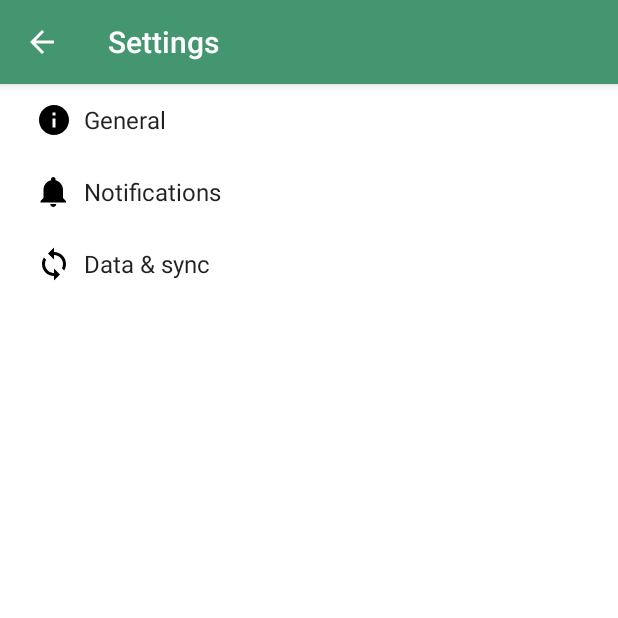
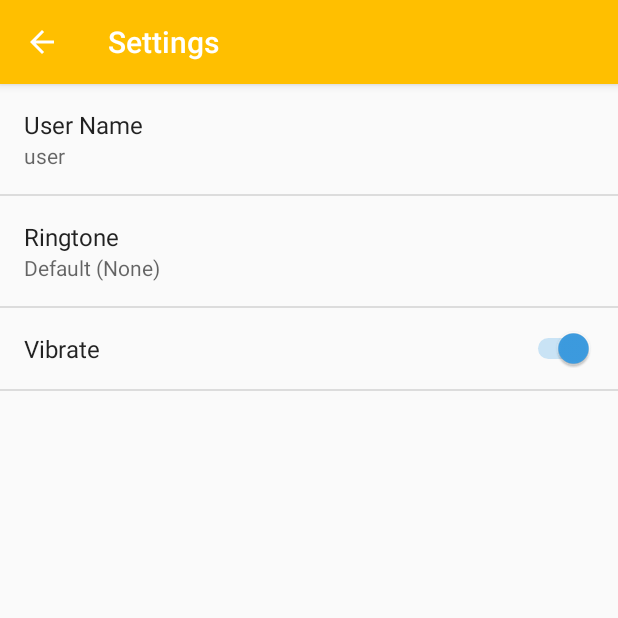
Before and after one commit to NicholasFlorian/Muck, an Android app: the screen it shows after launch (Settings), after a tap on "Settings", on a phone screen of 412 x 824 dp, the top half of it. Run offline under Robolectric (Android 15) with nearby library versions, the phone set to English and light mode, and no system bars.

Commit message:
5
SETTINGS ARE DONE BB

```diff
--- a/app/src/main/java/prayhard/muck/MishArrayAdapter.java
+++ b/app/src/main/java/prayhard/muck/MishArrayAdapter.java
@@ -37,6 +37,8 @@ public class MishArrayAdapter<T> extends ArrayAdapter {
 
     @Override
     public View getView(int position, View convertView, ViewGroup parent) {
+
+        //todo add bel logo
 
         //layout
         LayoutInflater inflater;
--- a/app/src/main/java/prayhard/muck/Settings.java
+++ b/app/src/main/java/prayhard/muck/Settings.java
@@ -18,6 +18,7 @@ import android.preference.PreferenceManager;
 import android.preference.RingtonePreference;
 import android.text.TextUtils;
 import android.view.MenuItem;
+import android.support.v4.app.NavUtils;
 
 import java.util.List;
 
@@ -34,11 +35,8 @@ import java.util.List;
  */
 public class Settings extends AppCompatPreferenceActivity {
 
-    /**
-     * A preference value change listener that updates the preference's summary
-     * to reflect its new value.
-     */
-    private static Preference.OnPreferenceChangeListener sBindPreferenceSummaryToValueListener = new Preference.OnPreferenceChangeListener() {
+    private static Preference.OnPreferenceChangeListener sBindPreferenceSummaryToValueListener = new Preference.OnPreferenceChangeListener()
+    {
         @Override
         public boolean onPreferenceChange(Preference preference, Object value) {
             String stringValue = value.toString();
@@ -86,14 +84,6 @@ public class Settings extends AppCompatPreferenceActivity {
         }
     };
 
-    /**
-     * Helper method to determine if the device has an extra-large screen. For
-     * example, 10" tablets are extra-large.
-     */
-    private static boolean isXLargeTablet(Context context) {
-        return (context.getResources().getConfiguration().screenLayout
-                & Configuration.SCREENLAYOUT_SIZE_MASK) >= Configuration.SCREENLAYOUT_SIZE_XLARGE;
-    }
 
     /**
      * Binds a preference's summary to its value. More specifically, when the
@@ -119,136 +109,38 @@ public class Settings extends AppCompatPreferenceActivity {
     @Override
     protected void onCreate(Bundle savedInstanceState) {
         super.onCreate(savedInstanceState);
-        setupActionBar();
+
+        getFragmentManager().beginTransaction().replace(android.R.id.content,
+                new MainPreferenceFragment()).commit();
     }
 
-    /**
-     * Set up the {@link android.app.ActionBar}, if the API is available.
-     */
-    private void setupActionBar() {
-        ActionBar actionBar = getSupportActionBar();
-        if (actionBar != null) {
-            // Show the Up button in the action bar.
-            actionBar.setDisplayHomeAsUpEnabled(true);
-        }
-    }
 
     /**
-     * {@inheritDoc}
-     */
-    @Override
-    public boolean onIsMultiPane() {
-        return isXLargeTablet(this);
-    }
-
-    /**
-     * {@inheritDoc}
-     */
-    @Override
-    @TargetApi(Build.VERSION_CODES.HONEYCOMB)
-    public void onBuildHeaders(List<Header> target) {
-        loadHeadersFromResource(R.xml.pref_headers, target);
-    }
-
-    /**
-     * This method stops fragment injection in malicious applications.
-     * Make sure to deny any unknown fragments here.
-     */
-    protected boolean isValidFragment(String fragmentName) {
-        return PreferenceFragment.class.getName().equals(fragmentName)
-                || GeneralPreferenceFragment.class.getName().equals(fragmentName)
-                || DataSyncPreferenceFragment.class.getName().equals(fragmentName)
-                || NotificationPreferenceFragment.class.getName().equals(fragmentName);
-    }
-
-    /**
-     * This fragment shows general preferences only. It is used when the
-     * activity is showing a two-pane settings UI.
+     * This main settings is meant the be the only implementation of the settings
      */
     @TargetApi(Build.VERSION_CODES.HONEYCOMB)
-    public static class GeneralPreferenceFragment extends PreferenceFragment {
+    public static class MainPreferenceFragment extends PreferenceFragment {
         @Override
         public void onCreate(Bundle savedInstanceState) {
             super.onCreate(savedInstanceState);
-            addPreferencesFromResource(R.xml.pref_general);
+            addPreferencesFromResource(R.xml.pref_main);
             setHasOptionsMenu(true);
 
-            // Bind the summaries of EditText/List/Dialog/Ringtone preferences
-            // to their values. When their values change, their summaries are
-            // updated to reflect the new value, per the Android Design
-            // guidelines.
-            bindPreferenceSummaryToValue(findPreference("example_text"));
-            bindPreferenceSummaryToValue(findPreference("example_list"));
+            //only for strings
+            bindPreferenceSummaryToValue(findPreference("user_name"));
+            bindPreferenceSummaryToValue(findPreference("notifications_ringtone"));
         }
 
         @Override
         public boolean onOptionsItemSelected(MenuItem item) {
             int id = item.getItemId();
             if (id == android.R.id.home) {
-                startActivity(new Intent(getActivity(), Settings.class));
+                startActivity(new Intent(getActivity(), HomeView.class));
                 return true;
             }
+
             return super.onOptionsItemSelected(item);
         }
     }
 
-    /**
-     * This fragment shows notification preferences only. It is used when the
-     * activity is showing a two-pane settings UI.
-     */
-    @TargetApi(Build.VERSION_CODES.HONEYCOMB)
-    public static class NotificationPreferenceFragment extends PreferenceFragment {
-        @Override
-        public void onCreate(Bundle savedInstanceState) {
-            super.onCreate(savedInstanceState);
-            addPreferencesFromResource(R.xml.pref_notification);
-            setHasOptionsMenu(true);
-
-            // Bind the summaries of EditText/List/Dialog/Ringtone preferences
-            // to their values. When their values change, their summaries are
-            // updated to reflect the new value, per the Android Design
-            // guidelines.
-            bindPreferenceSummaryToValue(findPreference("notifications_new_message_ringtone"));
-        }
-
-        @Override
-        public boolean onOptionsItemSelected(MenuItem item) {
-            int id = item.getItemId();
-            if (id == android.R.id.home) {
-                startActivity(new Intent(getActivity(), Settings.class));
-                return true;
-            }
-            return super.onOptionsItemSelected(item);
-        }
-    }
-
-    /**
-     * This fragment shows data and sync preferences only. It is used when the
-     * activity is showing a two-pane settings UI.
-     */
-    @TargetApi(Build.VERSION_CODES.HONEYCOMB)
-    public static class DataSyncPreferenceFragment extends PreferenceFragment {
-        @Override
-        public void onCreate(Bundle savedInstanceState) {
-            super.onCreate(savedInstanceState);
-            addPreferencesFromResource(R.xml.pref_data_sync);
-            setHasOptionsMenu(true);
-
-            // Bind the summaries of EditText/List/Dialog/Ringtone preferences
-            // to their values. When their values change, their summaries are
-            // updated to reflect the new value, per the Android Design
-            // guidelines.
-            bindPreferenceSummaryToValue(findPreference("sync_frequency"));
-        }
-
-        @Override
-        public boolean onOptionsItemSelected(MenuItem item) {
-            int id = item.getItemId();
-            if (id == android.R.id.home) {
-                startActivity(new Intent(getActivity(), Settings.class));
-                return true;
-            }
-            return super.onOptionsItemSelected(item);
-        }
-    }
 }
--- a/app/src/main/java/prayhard/muck/SplashScreen.java
+++ b/app/src/main/java/prayhard/muck/SplashScreen.java
@@ -40,7 +40,7 @@ public class SplashScreen extends AppCompatActivity {
                 .putBoolean("isFirstRun", false).apply();
 
         //delay and run homeview
-        splosh(1.5);
+        splosh(0.7);
 
     }
 
--- a/app/src/main/res/values/colors.xml
+++ b/app/src/main/res/values/colors.xml
@@ -9,6 +9,7 @@
     <color name="ColorAccentXBack">#F6B9CA</color>
     <color name="ColorAccentY">#FFBF00</color>
     <color name="ColorAccentYBack">#FFE18B</color>
+    <color name="ColorAccentYDark">#E2AA00</color>
     <color name="ColorBackground">#FEFFFE</color>
     <color name="ColorMidBackground"> #CCE8DB </color>
     <color name="ColorDarkBackground">#7AC1A0</color>
--- a/app/src/main/res/values/styles.xml
+++ b/app/src/main/res/values/styles.xml
@@ -24,6 +24,15 @@
         <item name="colorPrimaryDark">@color/ColorAccentDark</item>
         <item name="colorAccent">@color/ColorAccent</item>
         <item name="panelBackground">@color/ColorAccentBack</item>
+        <item name="android:actionMenuTextColor">@color/ColorBackground</item>
+    </style>
+
+    <style name="settingsTheme" parent="Theme.AppCompat.Light.DarkActionBar">
+        <!-- Customize your theme here. -->
+        <item name="colorPrimary">@color/ColorAccentY</item>
+        <item name="colorPrimaryDark">@color/ColorAccentYDark</item>
+        <item name="colorAccent">@color/ColorAccent</item>
+        <item name="panelBackground">@color/ColorAccentYBack</item>
         <item name="android:actionMenuTextColor">@color/ColorBackground</item>
     </style>
 
--- a/app/src/main/res/xml/pref_data_sync.xml
+++ /dev/null
@@ -1,21 +0,0 @@
-<PreferenceScreen xmlns:android="http://schemas.android.com/apk/res/android">
-
-    <!-- NOTE: Hide buttons to simplify the UI. Users can touch outside the dialog to
-         dismiss it. -->
-    <!-- NOTE: ListPreference's summary should be set to its value by the activity code. -->
-    <ListPreference
-        android:defaultValue="180"
-        android:entries="@array/pref_sync_frequency_titles"
-        android:entryValues="@array/pref_sync_frequency_values"
-        android:key="sync_frequency"
-        android:negativeButtonText="@null"
-        android:positiveButtonText="@null"
-        android:title="@string/pref_title_sync_frequency" />
-
-    <!-- This preference simply launches an intent when selected. Use this UI sparingly, per
-         design guidelines. -->
-    <Preference android:title="@string/pref_title_system_sync_settings">
-        <intent android:action="android.settings.SYNC_SETTINGS" />
-    </Preference>
-
-</PreferenceScreen>
--- a/app/src/main/res/xml/pref_general.xml
+++ /dev/null
@@ -1,33 +0,0 @@
-<PreferenceScreen xmlns:android="http://schemas.android.com/apk/res/android">
-
-    <SwitchPreference
-        android:defaultValue="true"
-        android:key="example_switch"
-        android:summary="@string/pref_description_social_recommendations"
-        android:title="@string/pref_title_social_recommendations" />
-
-    <!-- NOTE: EditTextPreference accepts EditText attributes. -->
-    <!-- NOTE: EditTextPreference's summary should be set to its value by the activity code. -->
-    <EditTextPreference
-        android:capitalize="words"
-        android:defaultValue="@string/pref_default_display_name"
-        android:inputType="textCapWords"
-        android:key="example_text"
-        android:maxLines="1"
-        android:selectAllOnFocus="true"
-        android:singleLine="true"
-        android:title="@string/pref_title_display_name" />
-
-    <!-- NOTE: Hide buttons to simplify the UI. Users can touch outside the dialog to
-         dismiss it. -->
-    <!-- NOTE: ListPreference's summary should be set to its value by the activity code. -->
-    <ListPreference
-        android:defaultValue="-1"
-        android:entries="@array/pref_example_list_titles"
-        android:entryValues="@array/pref_example_list_values"
-        android:key="example_list"
-        android:negativeButtonText="@null"
-        android:positiveButtonText="@null"
-        android:title="@string/pref_title_add_friends_to_messages" />
-
-</PreferenceScreen>
--- a/app/src/main/res/xml/pref_headers.xml
+++ /dev/null
@@ -1,20 +0,0 @@
-<preference-headers xmlns:android="http://schemas.android.com/apk/res/android">
-
-    <!-- These settings headers are only used on tablets. -->
-
-    <header
-        android:fragment="prayhard.muck.Settings$GeneralPreferenceFragment"
-        android:icon="@drawable/ic_info_black_24dp"
-        android:title="@string/pref_header_general" />
-
-    <header
-        android:fragment="prayhard.muck.Settings$NotificationPreferenceFragment"
-        android:icon="@drawable/ic_notifications_black_24dp"
-        android:title="@string/pref_header_notifications" />
-
-    <header
-        android:fragment="prayhard.muck.Settings$DataSyncPreferenceFragment"
-        android:icon="@drawable/ic_sync_black_24dp"
-        android:title="@string/pref_header_data_sync" />
-
-</preference-headers>
--- /dev/null
+++ b/app/src/main/res/xml/pref_main.xml
@@ -0,0 +1,27 @@
+<?xml version="1.0" encoding="utf-8"?>
+<PreferenceScreen xmlns:android="http://schemas.android.com/apk/res/android">
+
+    <!-- NOTE: This setting should only be set once editing should take make sure there are no issues -->
+    <EditTextPreference
+        android:capitalize="words"
+        android:defaultValue="user"
+        android:key="user_name"
+        android:maxLines="1"
+        android:selectAllOnFocus="true"
+        android:singleLine="true"
+        android:title="User Name" />
+
+    <!-- NOTE: RingtonePreference's summary should be set to its value by the activity code. -->
+    <RingtonePreference
+        android:defaultValue="content://settings/system/notification_sound"
+        android:key="notifications_ringtone"
+        android:ringtoneType="notification"
+        android:title="@string/pref_title_ringtone" />
+
+    <!-- NOTE: This preference will be enabled only when the checkbox above is checked. -->
+    <SwitchPreference
+        android:defaultValue="true"
+        android:key="notifications_vibrate"
+        android:title="@string/pref_title_vibrate" />
+
+</PreferenceScreen>
--- a/app/src/main/res/xml/pref_notification.xml
+++ /dev/null
@@ -1,27 +0,0 @@
-<PreferenceScreen xmlns:android="http://schemas.android.com/apk/res/android">
-
-    <!-- A 'parent' preference, which enables/disables child preferences (below)
-         when checked/unchecked. -->
-    <SwitchPreference
-        android:defaultValue="true"
-        android:key="notifications_new_message"
-        android:title="@string/pref_title_new_message_notifications" />
-
-    <!-- Allows the user to choose a ringtone in the 'notification' category. -->
-    <!-- NOTE: This preference will be enabled only when the checkbox above is checked. -->
-    <!-- NOTE: RingtonePreference's summary should be set to its value by the activity code. -->
-    <RingtonePreference
-        android:defaultValue="content://settings/system/notification_sound"
-        android:dependency="notifications_new_message"
-        android:key="notifications_new_message_ringtone"
-        android:ringtoneType="notification"
-        android:title="@string/pref_title_ringtone" />
-
-    <!-- NOTE: This preference will be enabled only when the checkbox above is checked. -->
-    <SwitchPreference
-        android:defaultValue="true"
-        android:dependency="notifications_new_message"
-        android:key="notifications_new_message_vibrate"
-        android:title="@string/pref_title_vibrate" />
-
-</PreferenceScreen>
```
Also changed, not shown: app/src/main/AndroidManifest.xml (+21 -4 lines), app/src/main/java/prayhard/muck/Create.java (+11 -6 lines), app/src/main/res/layout/activity_splash_screen.xml (+0 -14 lines), app/src/main/res/drawable-hdpi/ic_notification.png (added), app/src/main/res/drawable-mdpi/ic_notification.png (added), app/src/main/res/drawable-xhdpi/ic_notification.png (added), app/src/main/res/drawable-xxhdpi/ic_notification.png (added).
